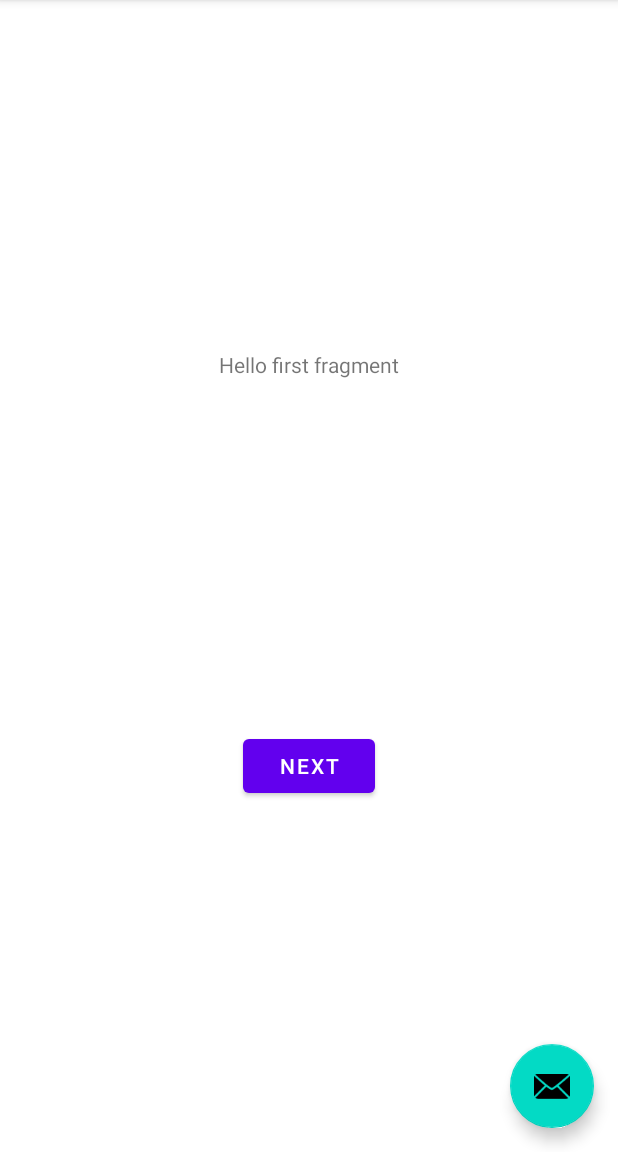
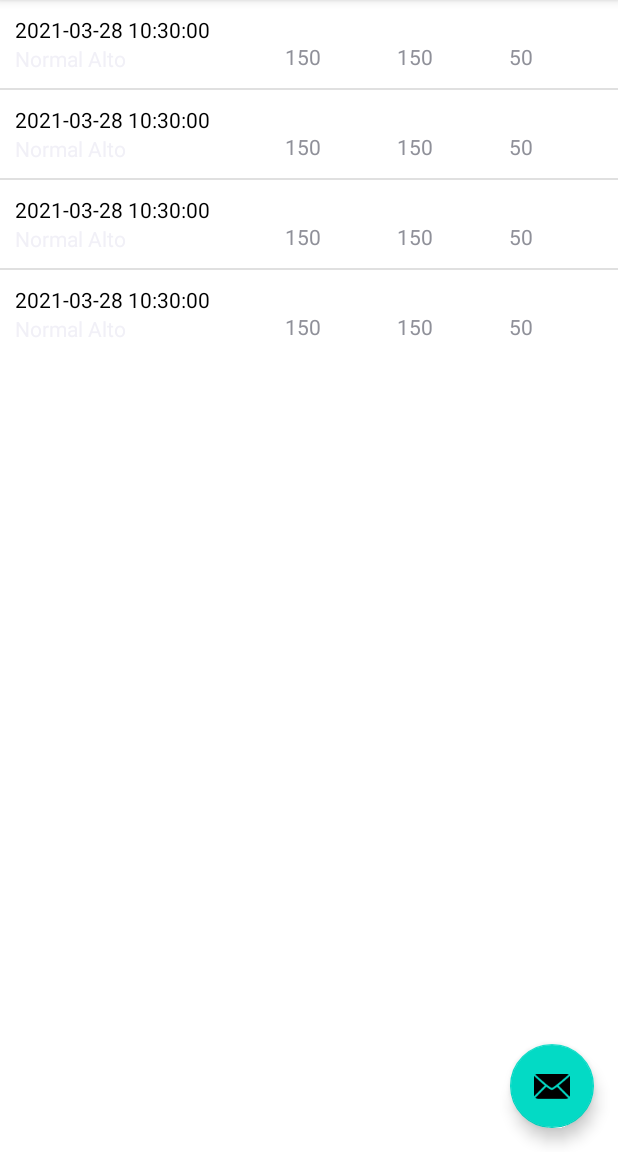
Before and after one commit to Zunderene/Heart_Android, an Android app: the screen it shows after launch (MainActivity), on a phone screen of 412 x 824 dp, the part 84-1236 px from its top. Run offline under Robolectric (Android 15) with nearby library versions, the phone set to English and light mode, and no system bars.

Commit message:
Interfaz basica implantada.

```diff
--- a/app/src/main/java/com/example/heart/MainActivity.kt
+++ b/app/src/main/java/com/example/heart/MainActivity.kt
@@ -1,23 +1,49 @@
 package com.example.heart
 
 import android.os.Bundle
-import com.google.android.material.floatingactionbutton.FloatingActionButton
-import com.google.android.material.snackbar.Snackbar
 import androidx.appcompat.app.AppCompatActivity
 import android.view.Menu
 import android.view.MenuItem
+import android.widget.AdapterView
+import android.widget.ListView
+import androidx.appcompat.widget.Toolbar
+import com.example.hear.DataSet
+import com.example.heart.Model.DataModel
 
 class MainActivity : AppCompatActivity() {
+    lateinit var listView:ListView
+    lateinit var Models:ArrayList<DataModel>
+
+    companion object {
+        lateinit var adapter:DataSet
+    }
 
     override fun onCreate(savedInstanceState: Bundle?) {
         super.onCreate(savedInstanceState)
         setContentView(R.layout.activity_main)
+        val toolbar: Toolbar = findViewById(R.id.toolbar)
+        setSupportActionBar(toolbar)
+
+        listView = findViewById(R.id.list)
+        val dataM = ArrayList<DataModel>()
+
+        dataM.add(DataModel(90,150,50))
+        dataM.add(DataModel(90,150,50))
+        dataM.add(DataModel(90,150,50))
+        dataM.add(DataModel(90,150,50))
+
+        adapter = DataSet(dataM, applicationContext)
+        listView.adapter = adapter
+
+
+
+        /*
         setSupportActionBar(findViewById(R.id.toolbar))
 
         findViewById<FloatingActionButton>(R.id.fab).setOnClickListener { view ->
             Snackbar.make(view, "Replace with your own action", Snackbar.LENGTH_LONG)
                     .setAction("Action", null).show()
-        }
+        }*/
     }
 
     override fun onCreateOptionsMenu(menu: Menu): Boolean {
--- /dev/null
+++ b/app/src/main/java/com/example/heart/Model/DataModel.kt
@@ -0,0 +1,32 @@
+package com.example.heart.Model
+
+import java.util.*
+
+class DataModel(var SYS: Int, var DYS: Int, var PUL: Int) {
+    var SAVE: Date = Date()
+    var STATUS: String? = null
+
+    companion object {
+        var IDESTR = arrayOf("Bajo", "Normal", "Normal Alto", "Muy Alto")
+    }
+
+    /**
+     * Se genera el nuevo objeto que contendra los datos del nuevo registro
+     * @param _sys sistolica
+     * @param _dys diastolica
+     * @param _pul pulsaciones
+     */
+    init {
+        SAVE = Date()
+        val cal = (SYS + 2 * DYS) / 3.0f
+
+        when{
+            cal > 0  && cal < 69 -> STATUS = IDESTR[0]
+            cal >= 70  && cal < 105 -> STATUS = IDESTR[1]
+            cal >= 105  && cal < 250 -> STATUS = IDESTR[2]
+            cal >= 250 -> STATUS = IDESTR[3]
+        }
+
+    }
+
+}
--- /dev/null
+++ b/app/src/main/java/com/example/heart/Model/DataSet.kt
@@ -0,0 +1,89 @@
+package com.example.hear
+
+import com.example.heart.Model.DataModel
+import android.content.Context
+import android.os.Build
+import android.view.LayoutInflater
+import android.view.View
+import android.view.ViewGroup
+import android.view.animation.Animation
+import android.view.animation.AnimationUtils
+import android.widget.ArrayAdapter
+import android.widget.ImageView
+import android.widget.TextView
+import androidx.annotation.RequiresApi
+import com.example.heart.R
+import java.lang.String.format
+import java.text.SimpleDateFormat
+import java.time.format.DateTimeFormatter
+import java.time.format.FormatStyle
+import java.util.*
+import kotlin.collections.ArrayList
+
+class DataSet(data: ArrayList<DataModel>, context: Context?) : ArrayAdapter<DataModel?>(context!!, R.layout.row_itme, data as List<DataModel?>), View.OnClickListener {
+    var mContext: Context? = null
+    var lastPosition:Int = -1
+
+    private class ViewHolde {
+        var DYS: TextView? = null
+        var SYS: TextView? = null
+        var PUL: TextView? = null
+        var STATE: TextView? = null
+        var DATE: TextView? = null
+        var IDYS: ImageView? = null
+        var ISYS: ImageView? = null
+        var IPUL: ImageView? = null
+    }
+
+    @Override
+    override fun onClick(v: View) {}
+
+    @RequiresApi(Build.VERSION_CODES.O)
+    override fun getView(position: Int, convertView: View?, parent: ViewGroup): View {
+        val dm: DataModel? = getItem(position)
+        val viewHolder:ViewHolde
+        val result:View
+        val ctw: View?
+
+        if (convertView == null){
+            viewHolder = ViewHolde()
+            val inflater:LayoutInflater = LayoutInflater.from(context)
+            ctw = inflater.inflate(R.layout.row_itme, parent, false)
+            viewHolder.DATE     = ctw.findViewById(R.id.Fecha)
+            viewHolder.DYS      = ctw.findViewById(R.id.TDYS)
+            viewHolder.PUL      = ctw.findViewById(R.id.TPUL)
+            viewHolder.SYS      = ctw.findViewById(R.id.TSYS)
+            viewHolder.STATE    = ctw.findViewById(R.id.Status)
+            viewHolder.IDYS     = ctw.findViewById(R.id.Dys)
+            viewHolder.ISYS     = ctw.findViewById(R.id.Sys)
+            viewHolder.IPUL     = ctw.findViewById(R.id.Pul)
+
+            result = ctw
+            ctw.tag = viewHolder
+        }
+
+        else{
+            viewHolder = convertView.tag as ViewHolde
+            result = convertView
+        }
+
+        val animacion:Animation = if (position > lastPosition)
+            AnimationUtils.loadAnimation(context,R.anim.up_from_botton)
+        else
+            AnimationUtils.loadAnimation(context, R.anim.down_from_top)
+
+        result.startAnimation(animacion)
+        lastPosition = position
+
+        if (dm != null) {
+            viewHolder.SYS?.text    = dm.DYS.toString()
+            viewHolder.STATE?.text  = dm.STATUS
+            viewHolder.PUL?.text    = dm.PUL.toString()
+            viewHolder.DYS?.text    = dm.DYS.toString()
+            viewHolder.DATE?.text   = SimpleDateFormat("YYYY-MM-dd hh:mm:ss").format(dm.SAVE)
+        }
+
+
+        return result
+    }
+}
--- /dev/null
+++ b/app/src/main/res/anim/down_from_top.xml
@@ -0,0 +1,8 @@
+<?xml version="1.0" encoding="utf-8"?>
+<set xmlns:android="http://schemas.android.com/apk/res/android"
+    android:shareInterpolator="@android:anim/decelerate_interpolator">
+    <translate
+        android:fromXDelta="0%" android:toXDelta="0%"
+        android:fromYDelta="-100%" android:toYDelta="0%"
+        android:duration="400" />
+</set>
--- /dev/null
+++ b/app/src/main/res/anim/up_from_botton.xml
@@ -0,0 +1,8 @@
+<?xml version="1.0" encoding="utf-8"?>
+<set xmlns:android="http://schemas.android.com/apk/res/android"
+    android:shareInterpolator="@android:anim/decelerate_interpolator">
+    <translate
+        android:fromXDelta="0%" android:toXDelta="0%"
+        android:fromYDelta="100%" android:toYDelta="0%"
+        android:duration="400" />
+</set>
--- a/app/src/main/res/layout/content_main.xml
+++ b/app/src/main/res/layout/content_main.xml
@@ -1,19 +1,17 @@
 <?xml version="1.0" encoding="utf-8"?>
-<androidx.constraintlayout.widget.ConstraintLayout xmlns:android="http://schemas.android.com/apk/res/android"
-    xmlns:app="http://schemas.android.com/apk/res-auto"
+<RelativeLayout xmlns:android="http://schemas.android.com/apk/res/android"
+    xmlns:tools="http://schemas.android.com/tools"
     android:layout_width="match_parent"
     android:layout_height="match_parent"
-    app:layout_behavior="@string/appbar_scrolling_view_behavior">
+    xmlns:app="http://schemas.android.com/apk/res-auto"
+    tools:context="com.example.heart.MainActivity"
+    app:layout_behavior="@string/appbar_scrolling_view_behavior"
+    tools:showIn="@layout/activity_main">
 
-    <fragment
-        android:id="@+id/nav_host_fragment"
-        android:name="androidx.navigation.fragment.NavHostFragment"
-        android:layout_width="0dp"
-        android:layout_height="0dp"
-        app:defaultNavHost="true"
-        app:layout_constraintBottom_toBottomOf="parent"
-        app:layout_constraintLeft_toLeftOf="parent"
-        app:layout_constraintRight_toRightOf="parent"
-        app:layout_constraintTop_toTopOf="parent"
-        app:navGraph="@navigation/nav_graph" />
-</androidx.constraintlayout.widget.ConstraintLayout>
+    <ListView
+        android:id="@+id/list"
+        android:layout_width="wrap_content"
+        android:layout_height="wrap_content"
+        />
+
+</RelativeLayout>
--- /dev/null
+++ b/app/src/main/res/layout/row_itme.xml
@@ -0,0 +1,119 @@
+<?xml version="1.0" encoding="utf-8"?>
+<RelativeLayout xmlns:android="http://schemas.android.com/apk/res/android"
+    xmlns:tools="http://schemas.android.com/tools"
+    android:layout_width="match_parent"
+        android:layout_height="wrap_content"
+        android:orientation="vertical"
+        android:padding="10dp">
+
+        <RelativeLayout
+            android:id="@+id/heat"
+            android:layout_width="wrap_content"
+            android:layout_height="wrap_content">
+
+
+            <TextView
+                android:id="@+id/Fecha"
+                android:layout_width="wrap_content"
+                android:layout_height="wrap_content"
+                android:text="FECHA------------------"
+                android:textAppearance="?android:attr/textAppearanceSmall"
+                android:textColor="@color/black"></TextView>
+
+            <TextView
+                android:id="@+id/Status"
+                android:layout_width="wrap_content"
+                android:layout_height="wrap_content"
+                android:layout_below="@+id/Fecha"
+                android:text="STATUS"
+                android:textAppearance="?android:attr/textAppearance" />
+
+        </RelativeLayout>
+
+
+    <ImageView
+        android:id="@+id/Dys"
+        android:layout_width="53dp"
+        android:layout_height="38dp"
+        android:layout_marginStart="21dp"
+        android:layout_marginLeft="21dp"
+        android:layout_toEndOf="@+id/heat"
+        android:layout_toRightOf="@+id/heat"
+        tools:srcCompat="@tools:sample/avatars">
+
+    </ImageView>
+
+    <ImageView
+        android:id="@+id/Sys"
+        android:layout_width="53dp"
+        android:layout_height="38dp"
+        android:layout_marginStart="21dp"
+        android:layout_marginLeft="21dp"
+        android:layout_toEndOf="@+id/Dys"
+        android:layout_toRightOf="@+id/Dys"
+        tools:srcCompat="@tools:sample/avatars">
+
+    </ImageView>
+
+    <ImageView
+        android:id="@+id/Pul"
+        android:layout_width="53dp"
+        android:layout_height="38dp"
+        android:layout_marginStart="21dp"
+        android:layout_marginLeft="21dp"
+        android:layout_toEndOf="@+id/Sys"
+        android:layout_toRightOf="@+id/Sys"
+        tools:srcCompat="@tools:sample/avatars">
+
+    </ImageView>
+
+    <TextView
+        android:id="@+id/TDYS"
+        android:layout_width="wrap_content"
+        android:layout_height="wrap_content"
+        android:layout_below="@+id/Dys"
+        android:layout_marginStart="50dp"
+        android:layout_marginLeft="50dp"
+        android:layout_marginTop="-20dp"
+        android:layout_toEndOf="@+id/heat"
+        android:layout_toRightOf="@+id/heat"
+        android:alpha="1"
+        android:cursorVisible="false"
+        android:text="100">
+
+    </TextView>
+
+    <TextView
+        android:id="@+id/TSYS"
+        android:layout_width="wrap_content"
+        android:layout_height="wrap_content"
+        android:layout_below="@+id/Sys"
+        android:layout_marginStart="50dp"
+        android:layout_marginLeft="50dp"
+        android:layout_marginTop="-20dp"
+        android:layout_toEndOf="@+id/Dys"
+        android:layout_toRightOf="@+id/Dys"
+        android:alpha="1"
+        android:cursorVisible="false"
+        android:text="100">
+
+    </TextView>
+
+    <TextView
+        android:id="@+id/TPUL"
+        android:layout_width="wrap_content"
+        android:layout_height="wrap_content"
+        android:layout_below="@+id/Pul"
+        android:layout_marginStart="50dp"
+        android:layout_marginLeft="50dp"
+        android:layout_marginTop="-20dp"
+        android:layout_toEndOf="@+id/Sys"
+        android:layout_toRightOf="@+id/Sys"
+        android:alpha="1"
+        android:cursorVisible="false"
+        android:text="100">
+
+    </TextView>
+
+
+</RelativeLayout>
```
